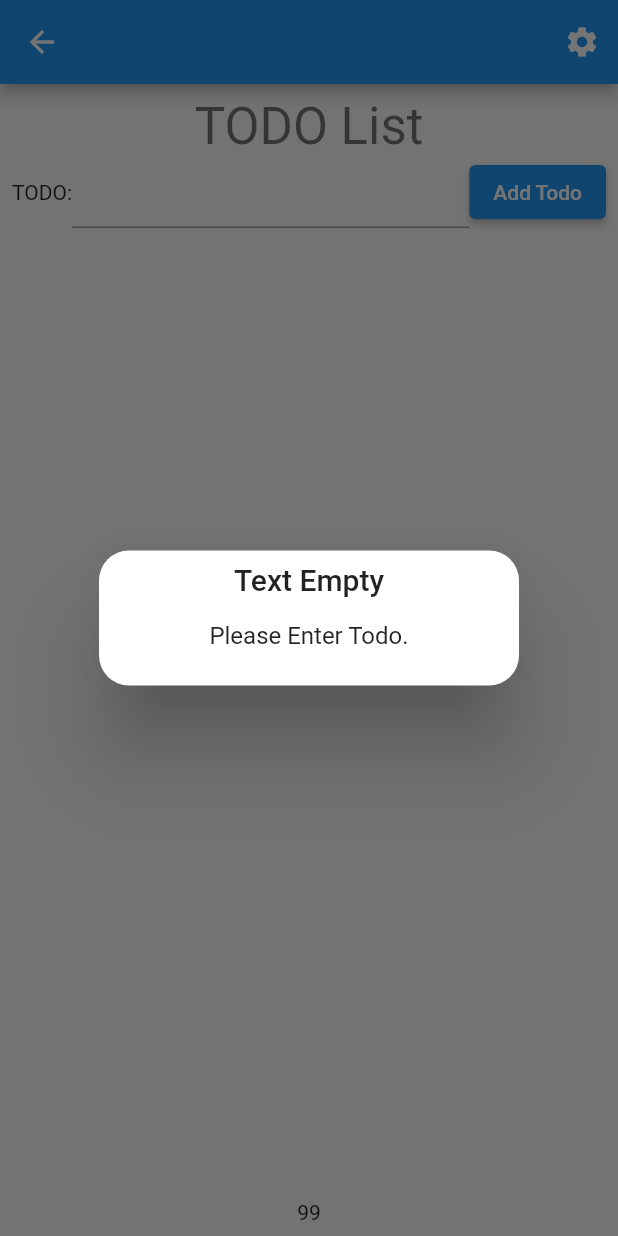
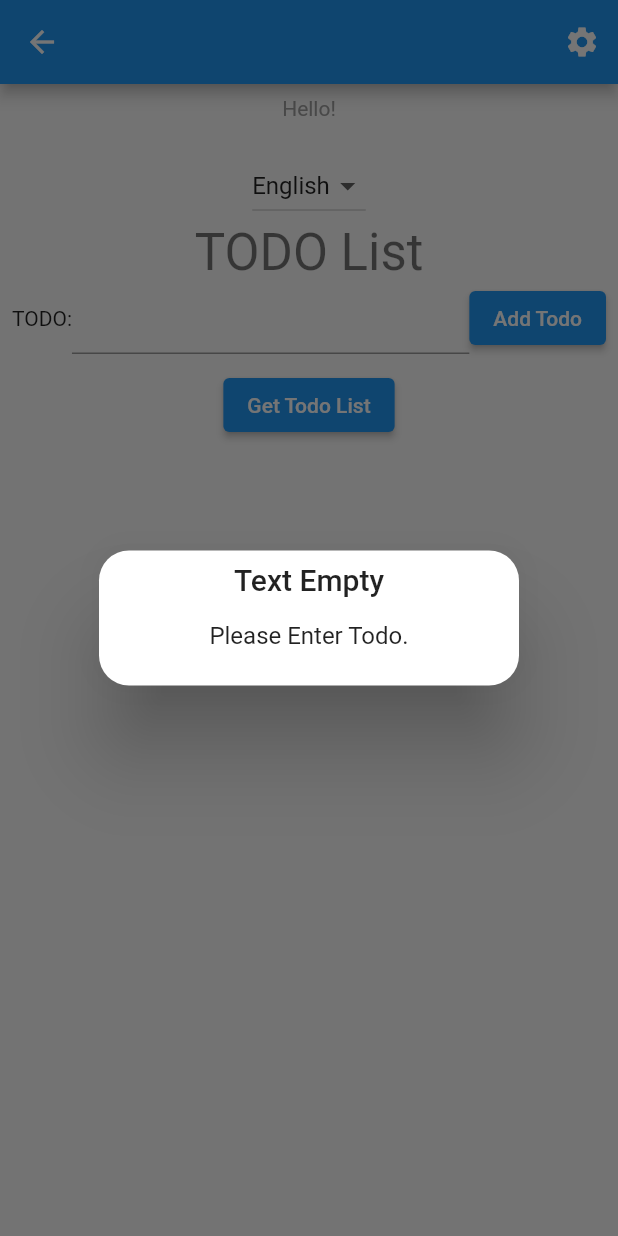
Before and after one commit to 00believers00/flutter-todo-getx, a Flutter app: the DashboardView screen opened by its route, after a tap on "Add Todo", on a phone screen of 412 x 824 dp. Run offline on Flutter 3.47's test engine with Material 2 defaults, Android fonts, the phone set to English and light mode, and no system bars; our stand-ins replace dio, get, location, retrofit; generated files the repository leaves out were written again.

```diff
--- /dev/null
+++ b/lib/app/constants/lang/en_us.dart
@@ -0,0 +1,5 @@
+// English Translations
+const Map<String, String> enUS = {
+  'hello': 'Hello!',
+  'dashboard.title':"TODO LIST"
+};
--- /dev/null
+++ b/lib/app/constants/lang/ja_jp.dart
@@ -0,0 +1,5 @@
+// Japanese Translations
+const Map<String, String> jaJP = {
+  'hello': '今日は!',
+  'dashboard.title':"TODO LIST"
+};
--- /dev/null
+++ b/lib/app/constants/lang/tr_tr.dart
@@ -0,0 +1,5 @@
+// Turkish Translations
+const Map<String, String> trTR = {
+  'hello': 'Merhaba!',
+  'dashboard.title':"TODO LIST"
+};
--- /dev/null
+++ b/lib/app/data/models/todo_detail.dart
@@ -0,0 +1,17 @@
+import 'package:json_annotation/json_annotation.dart';
+
+part 'todo_detail.g.dart';
+
+@JsonSerializable()
+class TodoDetail {
+
+  int? userId;
+  int? id;
+  String? title;
+  bool? completed;
+
+  TodoDetail({this.userId, this.id, this.title, this.completed});
+
+  factory TodoDetail.fromJson(Map<String, dynamic> json) => _$TodoDetailFromJson(json);
+  Map<String, dynamic> toJson() => _$TodoDetailToJson(this);
+}
--- /dev/null
+++ b/lib/app/data/providers/todo_client.dart
@@ -0,0 +1,14 @@
+import 'package:dio/dio.dart';
+import 'package:retrofit/retrofit.dart';
+
+import '../models/todo_detail.dart';
+
+part 'todo_client.g.dart';
+
+@RestApi(baseUrl: "https://jsonplaceholder.typicode.com/")
+abstract class TodoClient {
+  factory TodoClient(Dio dio, {String baseUrl}) = _TodoClient;
+
+  @GET("/todos")
+  Future<List<TodoDetail>> getTodoList();
+}
--- a/lib/app/modules/dashboard/controllers/dashboard_controller.dart
+++ b/lib/app/modules/dashboard/controllers/dashboard_controller.dart
@@ -1,32 +1,62 @@
-import 'package:demo_use/app/routes/app_pages.dart';
+import 'dart:io';
+
 import 'package:flutter/material.dart';
 import 'package:get/get.dart';
 
+import '../../../data/models/todo_detail.dart';
+import '../../../data/providers/todo_client.dart';
+import '../../../routes/app_pages.dart';
+import '../../../services/http_service.dart';
+import '../../../services/localization_service.dart';
 
 class DashboardController extends GetxController {
+  RxInt dex = 99.obs;
 
-  RxInt dex = 99.obs;
   // late RxList todoList;
-  RxList todoList = <String>[].obs;
+  RxList<TodoDetail> todoList = <TodoDetail>[].obs;
   final TextEditingController controllerTodo = TextEditingController();
-
+  final httpService = Get.find<HttpService>();
+  RxString selectedLang = LocalizationService.langs.first.obs;
   @override
   void onInit() {
     super.onInit();
-
   }
 
-  void nextSettings(){
+  void nextSettings() {
     Get.toNamed(AppRoutes.settings);
   }
 
-  bool addTodoList(String data){
-    if(data.isNotEmpty){
-      todoList.add(data);
+  void onChangeLocalization(value) {
+    // updates dropdown selected value
+    selectedLang.value = value;
+    // gets language and changes the locale
+    LocalizationService().changeLocale(value);
+  }
+
+  bool addTodoList(String data) {
+    if (data.isNotEmpty) {
+      _addTodoList(data);
       return true;
     }
     return false;
   }
 
+  void _addTodoList(String data) {
+    todoList.add(TodoDetail(
+      userId: 32,
+      id: DateTime.now().millisecond,
+      title: data,
+      completed: false
+    ));
+  }
 
+  Future<void> getTodoList() async {
+    try {
+      final client = TodoClient(httpService.dio);
+      List<TodoDetail> todos = await client.getTodoList();
+      todoList.value = todos;
+    } catch (e) {
+      debugPrint("ERROR getTodoList:$e");
+    }
+  }
 }
--- a/lib/app/modules/dashboard/views/dashboard_view.dart
+++ b/lib/app/modules/dashboard/views/dashboard_view.dart
@@ -1,12 +1,21 @@
-import 'package:demo_use/app/modules/dashboard/controllers/dashboard_controller.dart';
+import 'package:demo_use/app/data/models/todo_detail.dart';
 import 'package:flutter/material.dart';
 import 'package:get/get.dart';
+import 'package:location/location.dart';
+
+import '../../../services/localization_service.dart';
+import '../../../services/location_service.dart';
+import '../controllers/dashboard_controller.dart';
+import 'widgets/todo_card.dart';
 
 class DashboardView extends GetView<DashboardController> {
-  const DashboardView({Key? key}) : super(key: key);
+  DashboardView({Key? key}) : super(key: key);
+
+  // final LocationService location = Get.find<LocationService>();
 
   @override
   Widget build(BuildContext context) {
+
     return Scaffold(
       appBar: AppBar(
         actions: [
@@ -22,6 +31,16 @@ class DashboardView extends GetView<DashboardController> {
         child: Column(
           mainAxisAlignment: MainAxisAlignment.start,
           children: [
+            Text('hello'.tr, style: const TextStyle(color: Colors.grey),),
+            const SizedBox(height: 20),
+            DropdownButton(
+              icon: const Icon(Icons.arrow_drop_down),
+              value: controller.selectedLang.value,
+              items: LocalizationService.langs.map((String lang) {
+                return DropdownMenuItem(value: lang, child: Text(lang));
+              }).toList(),
+              onChanged: controller.onChangeLocalization,
+            ),
             Text(
               "TODO List",
               style: Theme.of(context).textTheme.headline4,
@@ -36,12 +55,9 @@ class DashboardView extends GetView<DashboardController> {
                 ),
                 ElevatedButton(
                     onPressed: () {
-                      bool status = controller
-                          .addTodoList(controller.controllerTodo.text);
+                      bool status = controller.addTodoList(controller.controllerTodo.text);
                       if (!status) {
-                        Get.defaultDialog(
-                            title: "Text Empty",
-                            middleText: "Please Enter Todo.");
+                        Get.defaultDialog(title: "Text Empty", middleText: "Please Enter Todo.");
                       }
                     },
                     child: const Text("Add Todo")),
@@ -50,25 +66,36 @@ class DashboardView extends GetView<DashboardController> {
             const SizedBox(
               height: 10,
             ),
-            ObxValue<RxList>(
+            ElevatedButton(
+                onPressed: () {
+                  controller.getTodoList();
+                },
+                child: const Text("Get Todo List")),
+            const SizedBox(
+              height: 10,
+            ),
+            ObxValue<RxList<TodoDetail>>(
                 (p0) => Expanded(
+                        child: SingleChildScrollView(
                       child: Column(
-                      children: p0
+                        children: p0.reversed
+                            .toList()
                             .asMap()
                             .map(
                               (key, value) => MapEntry(
                                   key,
-                              Text(value),
-                            ),
+                                  TodoCard(
+                                    detail: value,
+                                  )),
                             )
                             .values
                             .toList(),
+                      ),
                     )),
                 controller.todoList),
             // Obx((){
             //   return Text(controller.todoList.length.toString());
             // }),
-            ObxValue<RxInt>((p0) => Text(p0.toString()), controller.dex)
           ],
         ),
       ),
--- a/lib/app/routes/app_pages.dart
+++ b/lib/app/routes/app_pages.dart
@@ -17,7 +17,7 @@ abstract class AppPages{
     ),
     GetPage(
         name: AppRoutes.dashboard,
-        page: ()=> const DashboardView(),
+        page: ()=> DashboardView(),
         binding: DashboardBinding()
     ),
     GetPage(
--- /dev/null
+++ b/lib/app/services/localization_service.dart
@@ -0,0 +1,56 @@
+import 'dart:ui';
+
+import 'package:get/get.dart';
+
+import '../constants/lang/en_us.dart';
+import '../constants/lang/ja_jp.dart';
+import '../constants/lang/tr_tr.dart';
+
+
+
+class LocalizationService extends Translations {
+  // Default locale
+  static const locale = Locale('en', 'US');
+
+  // fallbackLocale saves the day when the locale gets in trouble
+  static const fallbackLocale = Locale('tr', 'TR');
+
+  // Supported languages
+  // Needs to be same order with locales
+  static final langs = [
+    'English',
+    'Türkçe',
+    '日本語',
+  ];
+
+  // Supported locales
+  // Needs to be same order with langs
+  static final locales = [
+    const Locale('en', 'US'),
+    const Locale('tr', 'TR'),
+    const Locale('ja', 'JP'),
+  ];
+
+  // Keys and their translations
+  // Translations are separated maps in `lang` file
+  @override
+  Map<String, Map<String, String>> get keys => {
+        'en_US': enUS,
+        'tr_TR': trTR,
+        'ja_JP': jaJP,
+      };
+
+  // Gets locale from language, and updates the locale
+  void changeLocale(String lang) {
+    final locale = _getLocaleFromLanguage(lang);
+    Get.updateLocale(locale!);
+  }
+
+  // Finds language in `langs` list and returns it as Locale
+  Locale? _getLocaleFromLanguage(String lang) {
+    for (int i = 0; i < langs.length; i++) {
+      if (lang == langs[i]) return locales[i];
+    }
+    return Get.locale;
+  }
+}
--- a/lib/main.dart
+++ b/lib/main.dart
@@ -2,6 +2,9 @@ import 'package:flutter/material.dart';
 import 'package:get/get.dart';
 
 import 'app/routes/app_pages.dart';
+import 'app/services/http_service.dart';
+import 'app/services/localization_service.dart';
+import 'app/services/location_service.dart';
 
 void main() => runApp(const Application());
 
@@ -15,7 +18,18 @@ class Application extends StatelessWidget {
       ),
       initialRoute: AppRoutes.splashscreen,
       getPages: AppPages.pages,
-
+      initialBinding: RootBinding(),
+      locale: LocalizationService.locale,
+      fallbackLocale: LocalizationService.fallbackLocale,
+      translations: LocalizationService(),
     );
   }
 }
+
+class RootBinding implements Bindings {
+  @override
+  void dependencies() {
+   // Get.put(LocationService());
+    Get.put(HttpService());
+  }
+}
--- a/pubspec.yaml
+++ b/pubspec.yaml
@@ -35,6 +35,9 @@ dependencies:
   # Use with the CupertinoIcons class for iOS style icons.
   cupertino_icons: ^1.0.2
   get: ^4.6.5
+  dio: ^4.0.6
+  location: ^4.4.0
+  retrofit: ^3.0.1+1
 
 dev_dependencies:
   flutter_test:
@@ -46,6 +49,9 @@ dev_dependencies:
   # package. See that file for information about deactivating specific lint
   # rules and activating additional ones.
   flutter_lints: ^2.0.0
+  json_serializable: ^6.2.0
+  retrofit_generator: ^4.0.1
+  build_runner: ^2.1.11
 
 # For information on the generic Dart part of this file, see the
 # following page: https://dart.dev/tools/pub/pubspec
```
Also changed, not shown: lib/app/modules/dashboard/views/widgets/todo_card.dart (added, +44 -0 lines), lib/app/modules/splash/controllers/splash_screen_controller.dart (+8 -1 lines), lib/app/services/http_service.dart (added, +37 -0 lines), lib/app/services/location_service.dart (added, +48 -0 lines), lib/app/data/models/todo_detail.g.dart (added), lib/app/data/providers/todo_client.g.dart (added), pubspec.lock, 6 other files. Lines whose indentation alone changed are shown as unchanged.
